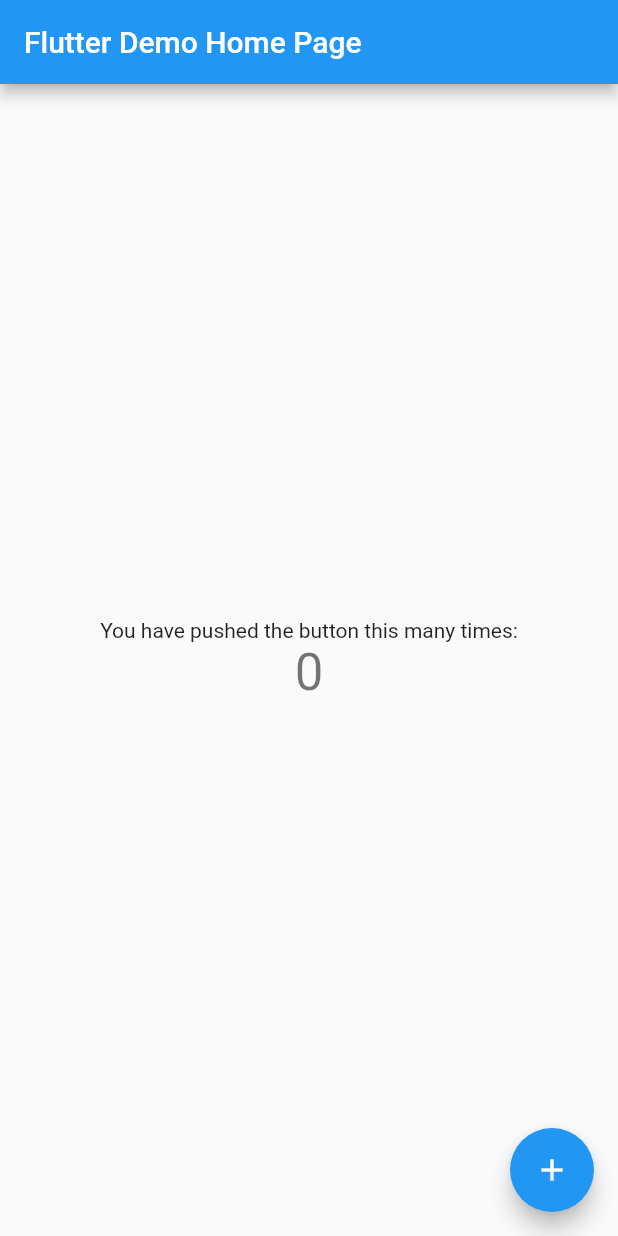
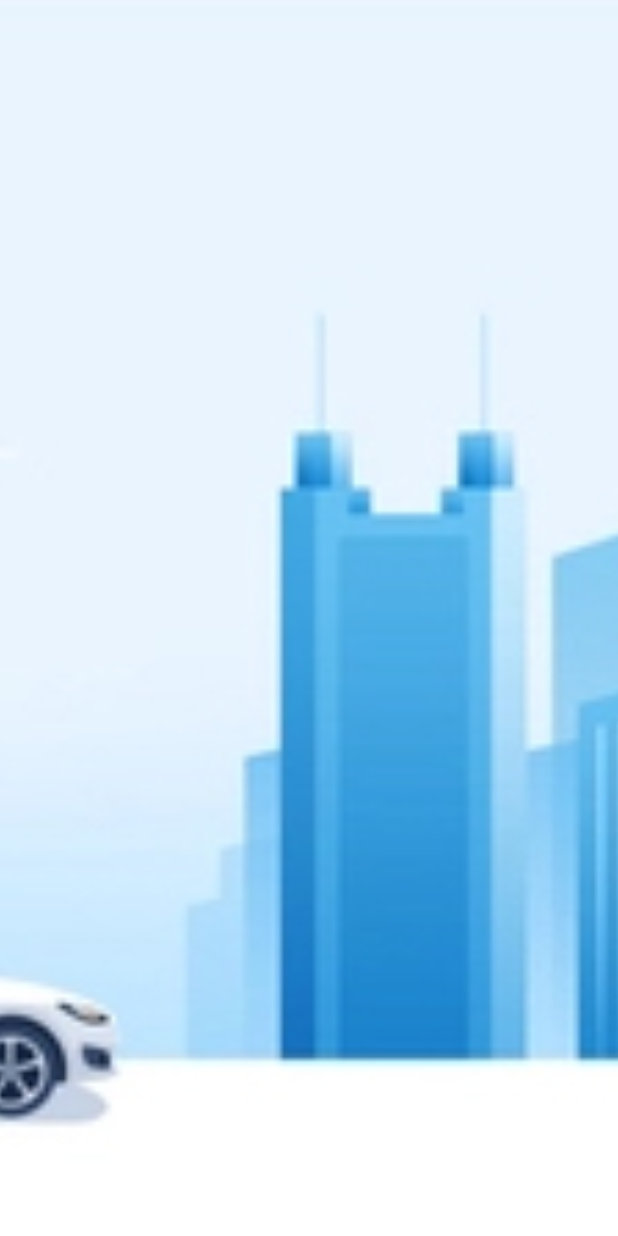
Before and after one commit to Emirhan-Kahya/task_app, a Flutter app: the screen it shows after launch, on a phone screen of 412 x 824 dp. Run offline on Flutter 3.47's test engine with Material 2 defaults, Android fonts, the phone set to English and light mode, and no system bars.

Commit message:
05:05 PM - 31/03/2022

```diff
--- a/lib/main.dart
+++ b/lib/main.dart
@@ -1,115 +1,25 @@
 import 'package:flutter/material.dart';
+import 'package:task_app/screens/home_screen.dart';
 
 void main() {
-  runApp(const MyApp());
+  runApp(const MainScreen());
 }
 
-class MyApp extends StatelessWidget {
-  const MyApp({Key? key}) : super(key: key);
+class MainScreen extends StatefulWidget {
+  const MainScreen({Key? key}) : super(key: key);
 
-  // This widget is the root of your application.
+  @override
+  State<MainScreen> createState() => _MainScreenState();
+}
+
+class _MainScreenState extends State<MainScreen> {
   @override
   Widget build(BuildContext context) {
     return MaterialApp(
-      title: 'Flutter Demo',
       theme: ThemeData(
-        // This is the theme of your application.
-        //
-        // Try running your application with "flutter run". You'll see the
-        // application has a blue toolbar. Then, without quitting the app, try
-        // changing the primarySwatch below to Colors.green and then invoke
-        // "hot reload" (press "r" in the console where you ran "flutter run",
-        // or simply save your changes to "hot reload" in a Flutter IDE).
-        // Notice that the counter didn't reset back to zero; the application
-        // is not restarted.
         primarySwatch: Colors.blue,
       ),
-      home: const MyHomePage(title: 'Flutter Demo Home Page'),
+      home: HomeScreen(),
     );
   }
 }
-
-class MyHomePage extends StatefulWidget {
-  const MyHomePage({Key? key, required this.title}) : super(key: key);
-
-  // This widget is the home page of your application. It is stateful, meaning
-  // that it has a State object (defined below) that contains fields that affect
-  // how it looks.
-
-  // This class is the configuration for the state. It holds the values (in this
-  // case the title) provided by the parent (in this case the App widget) and
-  // used by the build method of the State. Fields in a Widget subclass are
-  // always marked "final".
-
-  final String title;
-
-  @override
-  State<MyHomePage> createState() => _MyHomePageState();
-}
-
-class _MyHomePageState extends State<MyHomePage> {
-  int _counter = 0;
-
-  void _incrementCounter() {
-    setState(() {
-      // This call to setState tells the Flutter framework that something has
-      // changed in this State, which causes it to rerun the build method below
-      // so that the display can reflect the updated values. If we changed
-      // _counter without calling setState(), then the build method would not be
-      // called again, and so nothing would appear to happen.
-      _counter++;
-    });
-  }
-
-  @override
-  Widget build(BuildContext context) {
-    // This method is rerun every time setState is called, for instance as done
-    // by the _incrementCounter method above.
-    //
-    // The Flutter framework has been optimized to make rerunning build methods
-    // fast, so that you can just rebuild anything that needs updating rather
-    // than having to individually change instances of widgets.
-    return Scaffold(
-      appBar: AppBar(
-        // Here we take the value from the MyHomePage object that was created by
-        // the App.build method, and use it to set our appbar title.
-        title: Text(widget.title),
-      ),
-      body: Center(
-        // Center is a layout widget. It takes a single child and positions it
-        // in the middle of the parent.
-        child: Column(
-          // Column is also a layout widget. It takes a list of children and
-          // arranges them vertically. By default, it sizes itself to fit its
-          // children horizontally, and tries to be as tall as its parent.
-          //
-          // Invoke "debug painting" (press "p" in the console, choose the
-          // "Toggle Debug Paint" action from the Flutter Inspector in Android
-          // Studio, or the "Toggle Debug Paint" command in Visual Studio Code)
-          // to see the wireframe for each widget.
-          //
-          // Column has various properties to control how it sizes itself and
-          // how it positions its children. Here we use mainAxisAlignment to
-          // center the children vertically; the main axis here is the vertical
-          // axis because Columns are vertical (the cross axis would be
-          // horizontal).
-          mainAxisAlignment: MainAxisAlignment.center,
-          children: <Widget>[
-            const Text(
-              'You have pushed the button this many times:',
-            ),
-            Text(
-              '$_counter',
-              style: Theme.of(context).textTheme.headline4,
-            ),
-          ],
-        ),
-      ),
-      floatingActionButton: FloatingActionButton(
-        onPressed: _incrementCounter,
-        tooltip: 'Increment',
-        child: const Icon(Icons.add),
-      ), // This trailing comma makes auto-formatting nicer for build methods.
-    );
-  }
-}
--- /dev/null
+++ b/lib/screens/home_screen.dart
@@ -0,0 +1,24 @@
+import 'package:flutter/material.dart';
+
+class HomeScreen extends StatefulWidget {
+  const HomeScreen({Key? key}) : super(key: key);
+
+  @override
+  State<HomeScreen> createState() => _HomeScreenState();
+}
+
+class _HomeScreenState extends State<HomeScreen> {
+  @override
+  Widget build(BuildContext context) {
+    return Scaffold(
+      body: Container(
+        decoration: const BoxDecoration(
+          image:  DecorationImage(
+            fit: BoxFit.cover,
+            image: AssetImage("assets/images/header.jpg"),
+          ),
+        ),
+      ),
+    );
+  }
+}
--- /dev/null
+++ b/lib/utils/app_colors.dart
@@ -0,0 +1,9 @@
+import 'dart:ui';
+
+class AppColors{
+  static final maincolor = Color(0xFF202e59);
+  static final secondaryColor = Color(0xFF6c8ee3);
+  static final smallTextColor = Color(0xFF2e3253);
+  static final textHolder = Color(0xFFedf0f8);
+  static final textGrey = Color(0xFFafb1b5);
+}
--- a/pubspec.yaml
+++ b/pubspec.yaml
@@ -58,9 +58,8 @@ flutter:
   uses-material-design: true
 
   # To add assets to your application, add an assets section, like this:
-  # assets:
-  #   - images/a_dot_burr.jpeg
-  #   - images/a_dot_ham.jpeg
+  assets:
+    - assets/images/
 
   # An image asset can refer to one or more resolution-specific "variants", see
   # https://flutter.dev/assets-and-images/#resolution-aware.
```
Also changed, not shown: assets/images/addtask.jpg (added), assets/images/addtask1.jpg (added), assets/images/addtask2.jpg (added), assets/images/header.jpg (added), assets/images/header1.jpg (added), assets/images/welcome.jpg (added), 1 other file.
